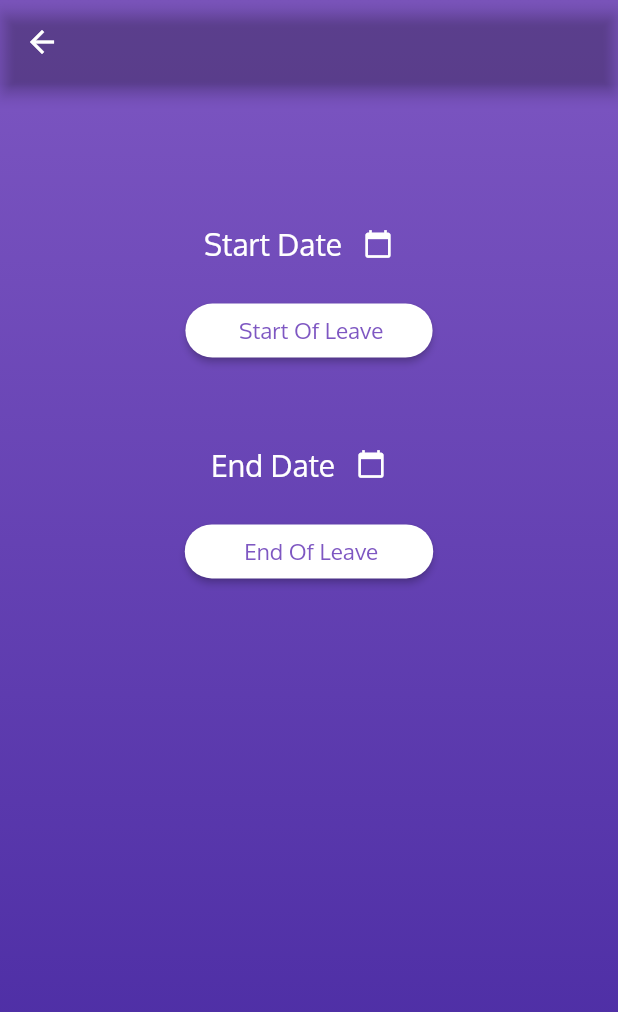
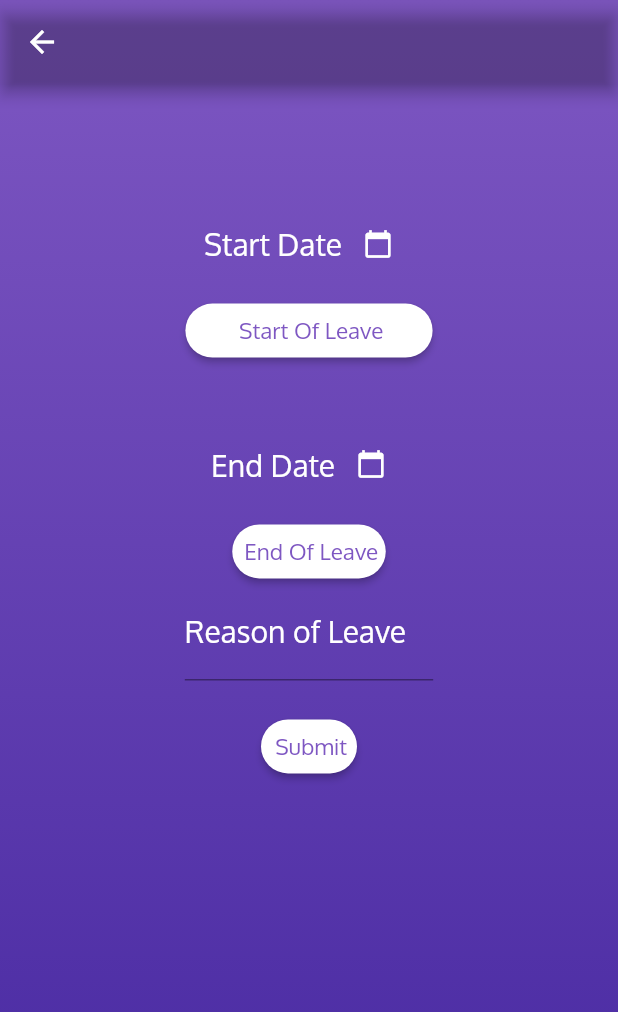
Before and after one commit to dishantzaveri/hostelmanagementappflutter, a Flutter app: the TakeLeave screen opened directly, on a phone screen of 412 x 824 dp. Shown: the top 1012 px of the screen. Run offline on Flutter 3.47's test engine with Material 2 defaults, Android fonts, the phone set to English and light mode, and no system bars; our stand-ins replace animated_splash_screen, cloud_firestore, firebase_auth, firebase_core, fluttertoast, font_awesome_flutter and 3 more; missing offline and left inert: dart:ffi, razorpay_flutter; accounts and stored records are empty.

Commit message:
reason of leave

```diff
--- a/lib/student_files/take_leave.dart
+++ b/lib/student_files/take_leave.dart
@@ -1,8 +1,8 @@
 // ignore_for_file: prefer_const_constructors
 
+import 'package:easydorm/student_files/check_in.dart';
 import 'package:flutter/material.dart';
 import 'package:easydorm/constants.dart';
-
 
 class TakeLeave extends StatefulWidget {
   const TakeLeave({Key? key}) : super(key: key);
@@ -84,11 +84,12 @@ class _TakeLeaveState extends State<TakeLeave> {
                     height: 10,
                   ),
                   Padding(
-                    padding:  EdgeInsets.symmetric(horizontal:  0.3*screen().width),
+                    padding:
+                        EdgeInsets.symmetric(horizontal: 0.3 * screen().width),
                     child: ElevatedButton.icon(
                         style: ButtonStyle(
                             padding: MaterialStateProperty.all(
-                                EdgeInsets.only(top: 8, bottom: 8,right: 5)),
+                                EdgeInsets.only(top: 8, bottom: 8, right: 5)),
                             backgroundColor:
                                 MaterialStateProperty.all(whiteColor),
                             shape: MaterialStateProperty.all<
@@ -152,16 +153,21 @@ class _TakeLeaveState extends State<TakeLeave> {
                   SizedBox(
                     height: 10,
                   ),
+                  Column(
+                    children: [
                       Padding(
-                    padding:  EdgeInsets.symmetric(horizontal:  0.299*screen().width),
+                        padding: EdgeInsets.symmetric(
+                            horizontal: 0.299 * screen().width),
                         child: ElevatedButton.icon(
                             style: ButtonStyle(
                                 padding: MaterialStateProperty.all(
-                                EdgeInsets.only(top: 8, bottom: 8,right: 5)),
+                                    EdgeInsets.only(
+                                        top: 8, bottom: 8, right: 5)),
                                 backgroundColor:
                                     MaterialStateProperty.all(whiteColor),
                                 shape: MaterialStateProperty.all<
-                                RoundedRectangleBorder>(RoundedRectangleBorder(
+                                        RoundedRectangleBorder>(
+                                    RoundedRectangleBorder(
                                   borderRadius: BorderRadius.circular(30.0),
                                 ))),
                             onPressed: () {},
@@ -178,10 +184,62 @@ class _TakeLeaveState extends State<TakeLeave> {
                               ),
                             )),
                       ),
+                      Padding(
+                        padding: EdgeInsets.symmetric(
+                            horizontal: 0.299 * screen().width),
+                        child: TextField(
+                          decoration: InputDecoration(
+                            labelText: 'Reason of Leave',
+                            labelStyle: (TextStyle(
+                                fontFamily: "Oxygen",
+                                fontSize: 20,
+                                color: whiteColor)),
+                          ),
+                        ),
+                      ),
+                      SizedBox(
+                        height: 20,
+                      ),
+                      Padding(
+                        padding: EdgeInsets.symmetric(
+                            horizontal: 0.299 * screen().width),
+                        child: ElevatedButton.icon(
+                            style: ButtonStyle(
+                                padding: MaterialStateProperty.all(
+                                    EdgeInsets.only(
+                                        top: 8, bottom: 8, right: 5)),
+                                backgroundColor:
+                                    MaterialStateProperty.all(whiteColor),
+                                shape: MaterialStateProperty.all<
+                                        RoundedRectangleBorder>(
+                                    RoundedRectangleBorder(
+                                  borderRadius: BorderRadius.circular(30.0),
+                                ))),
+                            onPressed: () {
+                              Navigator.push(
+                                context,
+                                MaterialPageRoute(
+                                    builder: (context) => CheckIn()),
+                              );
+                            },
+                            icon: Icon(
+                              Icons.payment,
+                              size: 0,
+                            ),
+                            label: Text(
+                              'Submit',
+                              style: TextStyle(
+                                color: primaryPurple,
+                                fontFamily: "Oxygen",
+                                fontSize: 15,
+                              ),
+                            )),
+                      ),
+                    ],
+                  ),
                   SizedBox(
                     height: 0.12 * screen().height,
                   ),
-
                 ],
               ))
         ],
```
Also changed, not shown: lib/student_files/check_in.dart (+28 -20 lines). Lines whose indentation alone changed are shown as unchanged.
